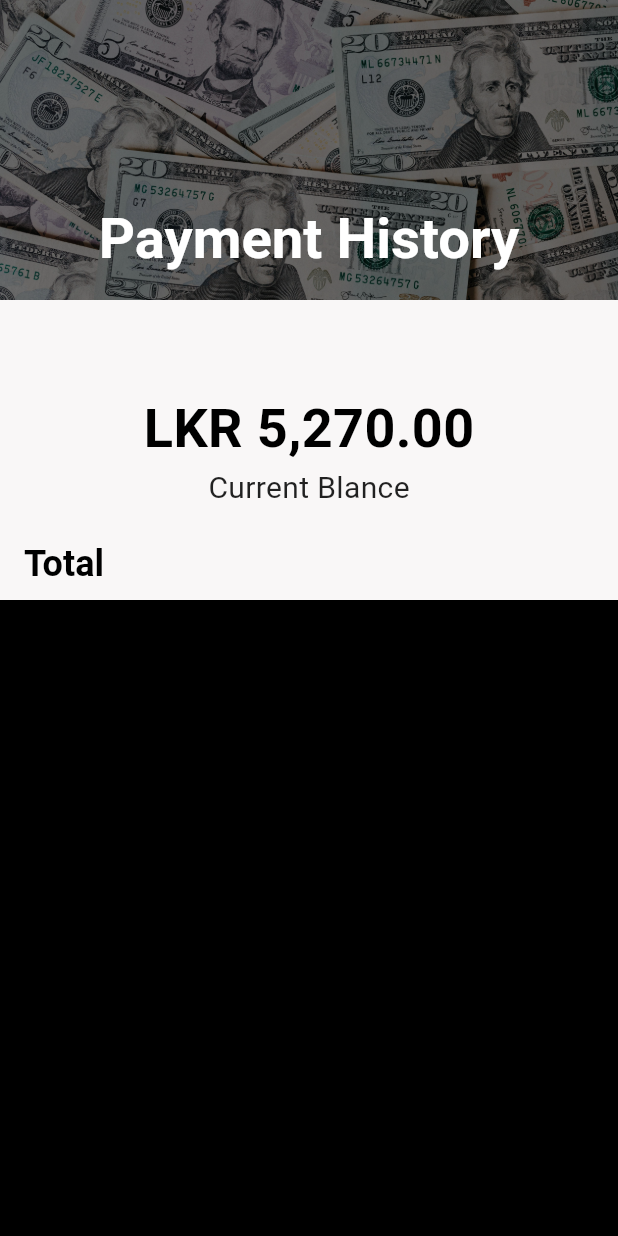
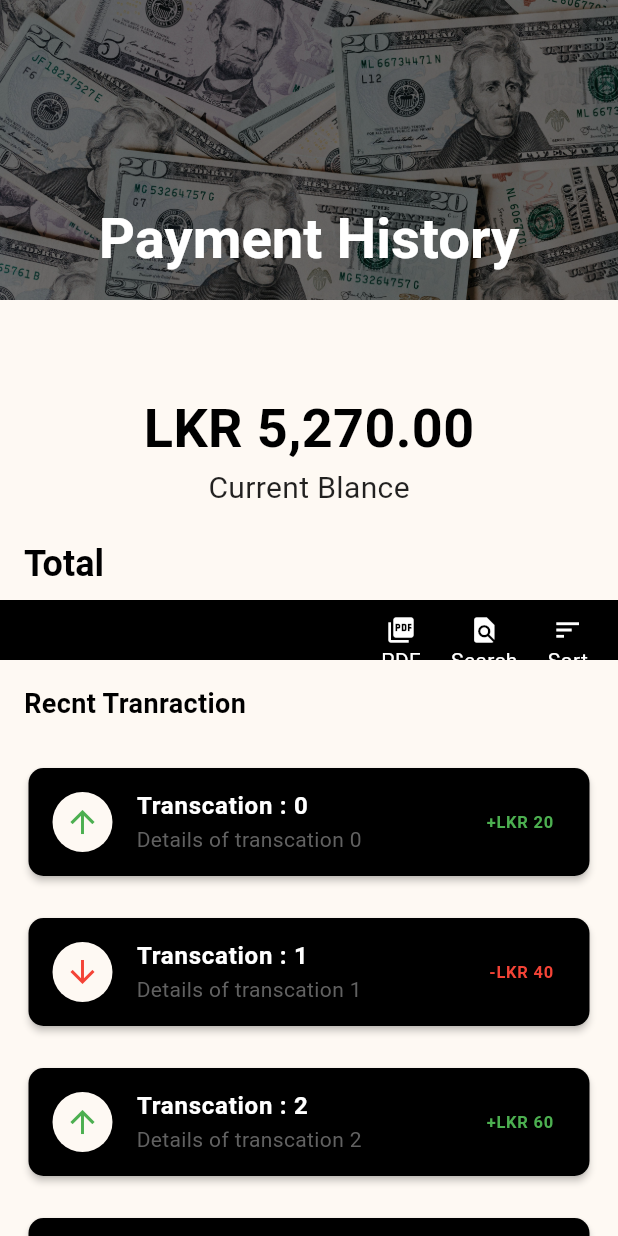
Before and after one commit to arshvinw5/shoes_app, a Flutter app: the screen it shows after launch, on a phone screen of 412 x 824 dp. Run offline on Flutter 3.47's test engine with Material 3 defaults, Android fonts, the phone set to English and light mode, and no system bars; our stand-ins replace shared_preferences; missing offline and left inert: dart:ffi.

Commit message:
add complete payment history screen

```diff
--- a/lib/screens/payment_history.dart
+++ b/lib/screens/payment_history.dart
@@ -1,3 +1,5 @@
+import 'dart:ffi';
+
 import 'package:flutter/material.dart';
 
 class PaymentHistory extends StatelessWidget {
@@ -6,7 +8,7 @@ class PaymentHistory extends StatelessWidget {
   @override
   Widget build(BuildContext context) {
     return Scaffold(
-      backgroundColor: Colors.black,
+      backgroundColor: Color(0xfffef9f3),
       body: CustomScrollView(
         slivers: [
           SliverAppBar(
@@ -40,8 +42,7 @@ class PaymentHistory extends StatelessWidget {
           ),
           SliverAppBar(
             expandedHeight: 200,
-            toolbarHeight: 80,
-            backgroundColor: Color(0xffF9F7F7),
+            backgroundColor: Color(0xfffef9f3),
             flexibleSpace: FlexibleSpaceBar(
               titlePadding:
                   EdgeInsets.symmetric(horizontal: 16.0, vertical: 10.0),
@@ -50,7 +51,7 @@ class PaymentHistory extends StatelessWidget {
                 mainAxisAlignment: MainAxisAlignment.center,
                 children: [
                   Text(
-                    '\LKR 5,270.00',
+                    'LKR 5,270.00',
                     style: TextStyle(
                         color: Colors.black,
                         fontWeight: FontWeight.bold,
@@ -71,10 +72,140 @@ class PaymentHistory extends StatelessWidget {
               ),
             ),
           ),
+          //tool bar
+          SliverAppBar(
+            expandedHeight: 40,
+            toolbarHeight: 40,
+            pinned: true,
+            //backgroundColor: Color(0xff060A0d),
+            backgroundColor: Color(0xff000000),
+            flexibleSpace: FlexibleSpaceBar(
+              centerTitle: false,
+              background: Padding(
+                padding: EdgeInsets.symmetric(horizontal: 20, vertical: 10),
+                child: Row(
+                  mainAxisAlignment: MainAxisAlignment.end,
+                  crossAxisAlignment: CrossAxisAlignment.center,
+                  children: [
+                    _buildQuickActions(
+                        onTap: () {}, icon: Icons.picture_as_pdf, text: 'PDF'),
+                    const SizedBox(
+                      width: 20.0,
+                    ),
+                    _buildQuickActions(
+                        onTap: () {}, icon: Icons.find_in_page, text: 'Search'),
+                    const SizedBox(
+                      width: 20.0,
+                    ),
+                    _buildQuickActions(
+                        onTap: () {}, icon: Icons.sort, text: 'Sort'),
+                  ],
+                ),
+              ),
+            ),
+          ),
+          SliverToBoxAdapter(
+            child: Padding(
+              padding: EdgeInsets.all(16.0),
+              child: Text(
+                'Recnt Tranraction',
+                style: TextStyle(
+                    color: Colors.black,
+                    fontWeight: FontWeight.bold,
+                    fontSize: 18.0),
+              ),
+            ),
+          ),
+          SliverList(
+              delegate: SliverChildBuilderDelegate((context, index) {
+            return _buildTransactionTile(
+                title: 'Transcation : $index',
+                subtitle: 'Details of transcation $index',
+                amount: '${index.isEven ? '+' : '-'}LKR ${(index + 1) * 20}',
+                isPositive: index.isEven);
+          }, childCount: 20)),
           //we need this for footer
-          SliverFillRemaining()
+          SliverFillRemaining(
+            child: Column(
+              mainAxisAlignment: MainAxisAlignment.center,
+              children: [
+                Icon(
+                  Icons.lightbulb_outline,
+                  size: 64,
+                  color: Colors.black54,
+                ),
+                const SizedBox(
+                  height: 16.0,
+                ),
+                Text(
+                  'Thank you for interact with the app',
+                  style: TextStyle(
+                      fontSize: 22,
+                      fontWeight: FontWeight.bold,
+                      color: Colors.black54),
+                )
+              ],
+            ),
+          )
         ],
       ),
     );
   }
 }
+
+Widget _buildQuickActions({required onTap, required icon, required text}) {
+  return GestureDetector(
+    onTap: onTap,
+    child: Column(
+      children: [
+        Icon(
+          icon,
+          color: Colors.white,
+          size: 20.0,
+        ),
+        Text(
+          text,
+          style: TextStyle(color: Colors.white),
+        )
+      ],
+    ),
+  );
+}
+
+Widget _buildTransactionTile(
+    {required String title,
+    required String subtitle,
+    required String amount,
+    required isPositive}) {
+  return Padding(
+    padding: EdgeInsets.symmetric(horizontal: 15.0, vertical: 10.0),
+    child: Card(
+      color: Color(0xff000000),
+      elevation: 2,
+      shape: RoundedRectangleBorder(borderRadius: BorderRadius.circular(10.0)),
+      child: ListTile(
+        leading: CircleAvatar(
+          backgroundColor: Color(0xfffef9f3),
+          child: Icon(
+            isPositive ? Icons.arrow_upward : Icons.arrow_downward,
+            color: isPositive ? Colors.green : Colors.red,
+          ),
+        ),
+        title: Text(
+          title,
+          style: TextStyle(fontWeight: FontWeight.bold, color: Colors.white),
+        ),
+        subtitle: Text(
+          subtitle,
+          style: TextStyle(color: Colors.grey[700]),
+        ),
+        trailing: Text(
+          amount,
+          style: TextStyle(
+              fontWeight: FontWeight.bold,
+              color: isPositive ? Colors.green : Colors.red),
+        ),
+      ),
+    ),
+  );
+}
```
